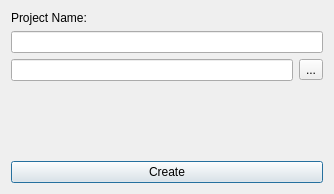
Qt form Code/Editor/EditorFramework/Dialogs/CreateProjectDlg.ui (ezEngine/ezEngine) before a commit.
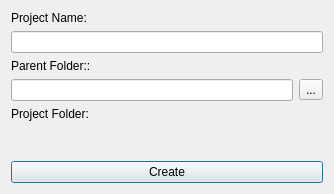
The same form after that commit. Icons and pictures are not drawn.

Patch:
```diff
--- a/Code/Editor/EditorFramework/Dialogs/CreateProjectDlg.ui
+++ b/Code/Editor/EditorFramework/Dialogs/CreateProjectDlg.ui
@@ -28,6 +28,13 @@
      </property>
     </widget>
    </item>
+   <item>
+    <widget class="QLabel" name="label_5">
+     <property name="text">
+      <string>Parent Folder::</string>
+     </property>
+    </widget>
+   </item>
    <item>
     <layout class="QHBoxLayout" name="horizontalLayout_3">
      <item>
@@ -53,6 +60,20 @@
      </item>
     </layout>
    </item>
+   <item>
+    <widget class="QLabel" name="label_6">
+     <property name="text">
+      <string>Project Folder:</string>
+     </property>
+    </widget>
+   </item>
+   <item>
+    <widget class="QLabel" name="ResultPath">
+     <property name="text">
+      <string/>
+     </property>
+    </widget>
+   </item>
    <item>
     <spacer name="verticalSpacer">
      <property name="orientation">
```
Left out of the diff: 6 changed lines with no effect on the pictures.
